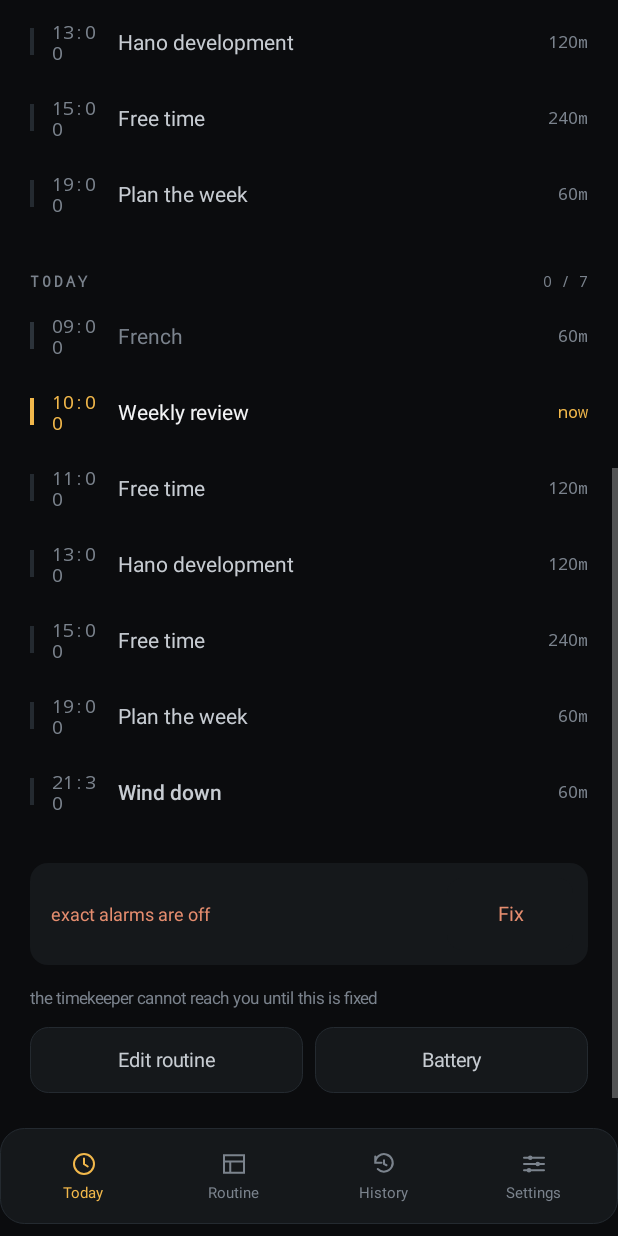
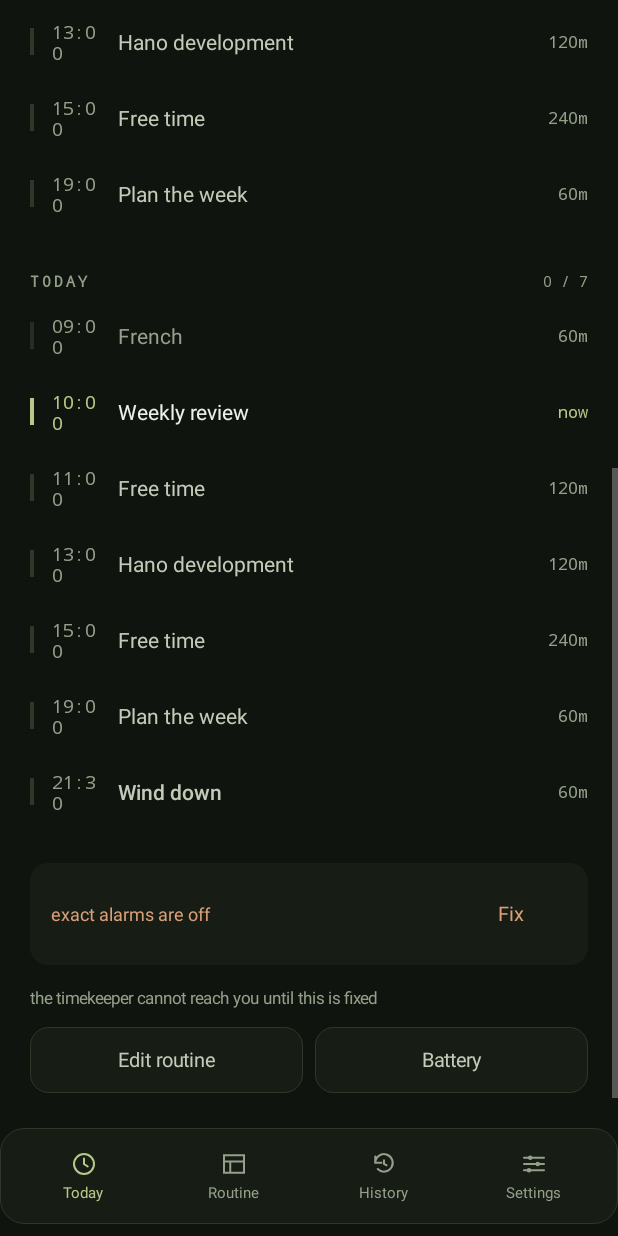
Before and after one commit to Akatsuki2r/Icarus, an Android app: the screen it shows after launch (MainActivity), scrolled down 520 dp, on a phone screen of 412 x 824 dp. Run offline under Robolectric (Android 15) with nearby library versions, the phone set to English and light mode, and no system bars.

Commit message:
feat: tonal theme system with three surface levels

```diff
--- a/app/src/main/java/dev/icarus/app/IcarusTheme.kt
+++ b/app/src/main/java/dev/icarus/app/IcarusTheme.kt
@@ -1,7 +1,6 @@
 package dev.icarus.app
 
 import android.content.Context
-import dev.icarus.app.data.AppTheme
 import dev.icarus.app.data.DayStateStore
 import dev.icarus.app.data.SettingsStore
 import dev.icarus.app.data.ThemeMode
@@ -13,44 +12,72 @@ enum class ThemeState { FOCUS, RECOVERY, WIND_DOWN }
 data class Tokens(
     val bg: Int,
     val surface: Int,
+    val raised: Int,
     val outline: Int,
     val track: Int,
     val text: Int,
     val textDim: Int,
     val muted: Int,
     val accent: Int,
+    val accentSoft: Int,
     val good: Int,
     val warn: Int,
 )
 
 object IcarusTheme {
 
-    /** Set by the overlay gateway while an intervention is visible. */
     var overlayActive: Boolean = false
 
-    private val TABLE: Map<AppTheme, Map<ThemeState, Tokens>> = mapOf(
-        AppTheme.ICARUS to mapOf(
-            ThemeState.FOCUS to Tokens(0xFF0B0C0E.toInt(), 0xFF15181B.toInt(), 0xFF242A30.toInt(), 0xFF2C333A.toInt(), 0xFFF2F3F5.toInt(), 0xFFC7CCD2.toInt(), 0xFF7B838D.toInt(), 0xFFF2B84B.toInt(), 0xFF6FCF8A.toInt(), 0xFFE58D6F.toInt()),
-            ThemeState.RECOVERY to Tokens(0xFF0E1114.toInt(), 0xFF181D21.toInt(), 0xFF273039.toInt(), 0xFF303B44.toInt(), 0xFFEFF2F4.toInt(), 0xFFBFC8CF.toInt(), 0xFF84919B.toInt(), 0xFF9BA6B2.toInt(), 0xFF6FCF8A.toInt(), 0xFFE58D6F.toInt()),
-            ThemeState.WIND_DOWN to Tokens(0xFF08090B.toInt(), 0xFF111316.toInt(), 0xFF20242A.toInt(), 0xFF292E35.toInt(), 0xFFE8E4DE.toInt(), 0xFFBDb6AC.toInt(), 0xFF7E7A74.toInt(), 0xFFC9A86A.toInt(), 0xFF6FCF8A.toInt(), 0xFFE58D6F.toInt()),
+    private val TABLE: Map<dev.icarus.app.data.AppTheme, Map<ThemeState, Tokens>> = mapOf(
+        dev.icarus.app.data.AppTheme.MOSS to mapOf(
+            ThemeState.FOCUS to Tokens(
+                0xFF10140F.toInt(), 0xFF171C15.toInt(), 0xFF1F261C.toInt(), 0xFF2E3828.toInt(),
+                0xFF262E22.toInt(), 0xFFEDF0E6.toInt(), 0xFFC3CBB8.toInt(), 0xFF94A089.toInt(),
+                0xFFB7C98A.toInt(), 0xFF6E7F52.toInt(), 0xFF9BC98A.toInt(), 0xFFD9A07A.toInt()),
+            ThemeState.RECOVERY to Tokens(
+                0xFF0F1412.toInt(), 0xFF161D1A.toInt(), 0xFF1E2722.toInt(), 0xFF283A31.toInt(),
+                0xFF223029.toInt(), 0xFFEAF0E9.toInt(), 0xFFBECBC0.toInt(), 0xFF8FA396.toInt(),
+                0xFF8FC2AE.toInt(), 0xFF4F7E6A.toInt(), 0xFF9BC98A.toInt(), 0xFFD9A07A.toInt()),
+            ThemeState.WIND_DOWN to Tokens(
+                0xFF0C100E.toInt(), 0xFF131815.toInt(), 0xFF1A211C.toInt(), 0xFF242E27.toInt(),
+                0xFF1E2620.toInt(), 0xFFE6E9DE.toInt(), 0xFFB9C1B0.toInt(), 0xFF8B957F.toInt(),
+                0xFFA8B89A.toInt(), 0xFF616E57.toInt(), 0xFF9BC98A.toInt(), 0xFFD9A07A.toInt()),
         ),
-        AppTheme.TIDE to mapOf(
-            ThemeState.FOCUS to Tokens(0xFF081418.toInt(), 0xFF102226.toInt(), 0xFF1D3A42.toInt(), 0xFF1A333A.toInt(), 0xFFE8F6F4.toInt(), 0xFFB9D3D0.toInt(), 0xFF7FA3A0.toInt(), 0xFF5FD4C4.toInt(), 0xFF6FCF9A.toInt(), 0xFFE59A7A.toInt()),
-            ThemeState.RECOVERY to Tokens(0xFF0A1220.toInt(), 0xFF121E32.toInt(), 0xFF1E3450.toInt(), 0xFF1B2E45.toInt(), 0xFFE8F0FA.toInt(), 0xFFB6C9DE.toInt(), 0xFF7E9BB8.toInt(), 0xFF8FB8FF.toInt(), 0xFF6FCF9A.toInt(), 0xFFE59A7A.toInt()),
-            ThemeState.WIND_DOWN to Tokens(0xFF0E0B1C.toInt(), 0xFF19142E.toInt(), 0xFF2B2347.toInt(), 0xFF261F3E.toInt(), 0xFFF0EAFA.toInt(), 0xFFC6B8DE.toInt(), 0xFF8D7FA8.toInt(), 0xFFB39AE8.toInt(), 0xFF6FCF9A.toInt(), 0xFFE59A7A.toInt()),
+        dev.icarus.app.data.AppTheme.CLAY to mapOf(
+            ThemeState.FOCUS to Tokens(
+                0xFF161210.toInt(), 0xFF201A16.toInt(), 0xFF2A211B.toInt(), 0xFF3A2C24.toInt(),
+                0xFF31261F.toInt(), 0xFFF5EDE4.toInt(), 0xFFDCC9BA.toInt(), 0xFFB39C8B.toInt(),
+                0xFFD89B72.toInt(), 0xFF8A5E46.toInt(), 0xFF9DBE8E.toInt(), 0xFFE0A384.toInt()),
+            ThemeState.RECOVERY to Tokens(
+                0xFF141311.toInt(), 0xFF1D1B17.toInt(), 0xFF26231D.toInt(), 0xFF363027.toInt(),
+                0xFF2D2921.toInt(), 0xFFF2EDE2.toInt(), 0xFFD8CCB8.toInt(), 0xFFAC9C82.toInt(),
+                0xFFC9AE82.toInt(), 0xFF7E6B4C.toInt(), 0xFF9DBE8E.toInt(), 0xFFE0A384.toInt()),
+            ThemeState.WIND_DOWN to Tokens(
+                0xFF100D0C.toInt(), 0xFF191513.toInt(), 0xFF211B18.toInt(), 0xFF2E2420.toInt(),
+                0xFF271E1A.toInt(), 0xFFEEE4DE.toInt(), 0xFFD2BFB4.toInt(), 0xFFA38A7C.toInt(),
+                0xFFC48F85.toInt(), 0xFF78554F.toInt(), 0xFF9DBE8E.toInt(), 0xFFE0A384.toInt()),
         ),
-        AppTheme.EMBER to mapOf(
-            ThemeState.FOCUS to Tokens(0xFF140D10.toInt(), 0xFF24161C.toInt(), 0xFF3B242D.toInt(), 0xFF36212A.toInt(), 0xFFFBECEC.toInt(), 0xFFDCC2C6.toInt(), 0xFFA9828C.toInt(), 0xFFFF7A66.toInt(), 0xFF86C99A.toInt(), 0xFFF0A07E.toInt()),
-            ThemeState.RECOVERY to Tokens(0xFF14100C.toInt(), 0xFF241D16.toInt(), 0xFF3B2E22.toInt(), 0xFF362A20.toInt(), 0xFFFAF0E4.toInt(), 0xFFDEC9AF.toInt(), 0xFFA88D71.toInt(), 0xFFE8B86D.toInt(), 0xFF86C99A.toInt(), 0xFFF0A07E.toInt()),
-            ThemeState.WIND_DOWN to Tokens(0xFF100A0F.toInt(), 0xFF1F131C.toInt(), 0xFF35212F.toInt(), 0xFF2F1D2A.toInt(), 0xFFF6E9F0.toInt(), 0xFFD9BFCB.toInt(), 0xFFA37E8E.toInt(), 0xFFC98BA0.toInt(), 0xFF86C99A.toInt(), 0xFFF0A07E.toInt()),
+        dev.icarus.app.data.AppTheme.DUSK to mapOf(
+            ThemeState.FOCUS to Tokens(
+                0xFF0D1116.toInt(), 0xFF141A21.toInt(), 0xFF1C2530.toInt(), 0xFF283341.toInt(),
+                0xFF222B37.toInt(), 0xFFE8EEF5.toInt(), 0xFFC2CFDC.toInt(), 0xFF90A1B2.toInt(),
+                0xFF8FB6D9.toInt(), 0xFF4E7398.toInt(), 0xFF8FC7B0.toInt(), 0xFFD9A383.toInt()),
+            ThemeState.RECOVERY to Tokens(
+                0xFF0C1117.toInt(), 0xFF131B24.toInt(), 0xFF1B2530.toInt(), 0xFF273644.toInt(),
+                0xFF202C38.toInt(), 0xFFE5ECF4.toInt(), 0xFFBDCAD8.toInt(), 0xFF8A9DAE.toInt(),
+                0xFF9BB8CE.toInt(), 0xFF566F86.toInt(), 0xFF8FC7B0.toInt(), 0xFFD9A383.toInt()),
+            ThemeState.WIND_DOWN to Tokens(
+                0xFF090C11.toInt(), 0xFF111720.toInt(), 0xFF18202B.toInt(), 0xFF212C3A.toInt(),
+                0xFF1B2430.toInt(), 0xFFE2E8F0.toInt(), 0xFFB6C3D1.toInt(), 0xFF8496A8.toInt(),
+                0xFFA7A6C9.toInt(), 0xFF64638C.toInt(), 0xFF8FC7B0.toInt(), 0xFFD9A383.toInt()),
         ),
     )
 
-    fun tokens(app: AppTheme, state: ThemeState): Tokens =
-        TABLE.getValue(app).getValue(state)
+    fun tokens(app: dev.icarus.app.data.AppTheme, state: ThemeState): Tokens =
+        TABLE[app]?.get(state) ?: TABLE.getValue(dev.icarus.app.data.AppTheme.MOSS).getValue(ThemeState.FOCUS)
 
     fun resolveFrom(
-        app: AppTheme,
+        app: dev.icarus.app.data.AppTheme,
         mode: ThemeMode,
         moment: Moment,
         hasPlan: Boolean,
@@ -96,17 +123,11 @@ object IcarusTheme {
     fun contrastRatio(a: Int, b: Int): Double {
         val la = luminance(a)
         val lb = luminance(b)
-        val hi = maxOf(la, lb)
-        val lo = minOf(la, lb)
-        return (hi + 0.05) / (lo + 0.05)
+        return (maxOf(la, lb) + 0.05) / (minOf(la, lb) + 0.05)
     }
 
-    private fun luminance(color: Int): Double {
-        val r = channel(color shr 16)
-        val g = channel(color shr 8)
-        val b = channel(color)
-        return 0.2126 * r + 0.7152 * g + 0.0722 * b
-    }
+    private fun luminance(color: Int): Double =
+        0.2126 * channel(color shr 16) + 0.7152 * channel(color shr 8) + 0.0722 * channel(color)
 
     private fun channel(value: Int): Double {
         val c = (value and 0xFF) / 255.0
--- a/app/src/main/java/dev/icarus/app/data/SettingsStore.kt
+++ b/app/src/main/java/dev/icarus/app/data/SettingsStore.kt
@@ -5,12 +5,12 @@ import org.json.JSONObject
 
 enum class Classification { UNCLASSIFIED, DISTRACTION, PRODUCTIVE }
 
-enum class AppTheme { ICARUS, TIDE, EMBER }
+enum class AppTheme { MOSS, CLAY, DUSK }
 
 enum class ThemeMode { AUTO, FOCUS, RECOVERY, WIND_DOWN }
 
 object SettingsDefaults {
-    val theme = AppTheme.ICARUS
+    val theme = AppTheme.MOSS
     val mode = ThemeMode.AUTO
     const val chime = "system"
 }
--- a/app/src/main/java/dev/icarus/app/ui/IcarusColors.kt
+++ b/app/src/main/java/dev/icarus/app/ui/IcarusColors.kt
@@ -1,33 +1,44 @@
 package dev.icarus.app.ui
 
+import android.content.res.ColorStateList
+import android.graphics.drawable.GradientDrawable
 import dev.icarus.app.Tokens
 
-/**
- * Views read these properties at render time, so changing the active token
- * set re-themes every screen without recreating Activities.
- */
+/** Views read these at render time, so a token change re-themes every surface. */
 object IcarusColors {
 
     private var current: Tokens = Tokens(
-        0xFF0B0C0E.toInt(), 0xFF15181B.toInt(), 0xFF242A30.toInt(), 0xFF2C333A.toInt(),
-        0xFFF2F3F5.toInt(), 0xFFC7CCD2.toInt(), 0xFF7B838D.toInt(), 0xFFF2B84B.toInt(),
-        0xFF6FCF8A.toInt(), 0xFFE58D6F.toInt(),
+        0xFF10140F.toInt(), 0xFF171C15.toInt(), 0xFF1F261C.toInt(), 0xFF2E3828.toInt(),
+        0xFF262E22.toInt(), 0xFFEDF0E6.toInt(), 0xFFC3CBB8.toInt(), 0xFF94A089.toInt(),
+        0xFFB7C98A.toInt(), 0xFF6E7F52.toInt(), 0xFF9BC98A.toInt(), 0xFFD9A07A.toInt(),
     )
 
-    fun update(tokens: Tokens) {
-        current = tokens
-    }
-
+    fun update(tokens: Tokens) { current = tokens }
     fun current(): Tokens = current
 
     val BG get() = current.bg
     val CARD get() = current.surface
+    val RAISED get() = current.raised
     val HAIRLINE get() = current.outline
     val TRACK get() = current.track
     val TEXT get() = current.text
     val TEXT_DIM get() = current.textDim
     val MUTED get() = current.muted
     val ACCENT get() = current.accent
+    val ACCENT_SOFT get() = current.accentSoft
     val GOOD get() = current.good
     val WARN get() = current.warn
+
+    /** Three stepped surfaces plus a same-hue top edge give depth without decoration. */
+    fun card(): GradientDrawable = GradientDrawable().apply {
+        setColor(IcarusColors.current().surface)
+        cornerRadius = 18f
+        setStroke(1, IcarusColors.current().outline)
+    }
+
+    fun ripple(fill: Int = IcarusColors.current().surface, tint: Int = 0x24FFFFFF): android.graphics.drawable.RippleDrawable =
+        android.graphics.drawable.RippleDrawable(ColorStateList.valueOf(tint), GradientDrawable().apply {
+            setColor(fill)
+            cornerRadius = 14f
+        }, null)
 }
--- a/app/src/main/java/dev/icarus/app/ui/SettingsView.kt
+++ b/app/src/main/java/dev/icarus/app/ui/SettingsView.kt
@@ -154,7 +154,7 @@ class SettingsView(context: Context) : LinearLayout(context) {
             setPadding(0, dp(16), 0, dp(8))
         })
         val themeRow = LinearLayout(context).apply { orientation = LinearLayout.HORIZONTAL }
-        listOf("Icarus" to AppTheme.ICARUS, "Tide" to AppTheme.TIDE, "Ember" to AppTheme.EMBER)
+        listOf("Moss" to AppTheme.MOSS, "Clay" to AppTheme.CLAY, "Dusk" to AppTheme.DUSK)
             .forEach { (name, value) ->
                 themeRow.addView(action(name, store.appTheme() == value) {
                     store.setAppTheme(value)
```
Also changed, not shown: 3 other files.
